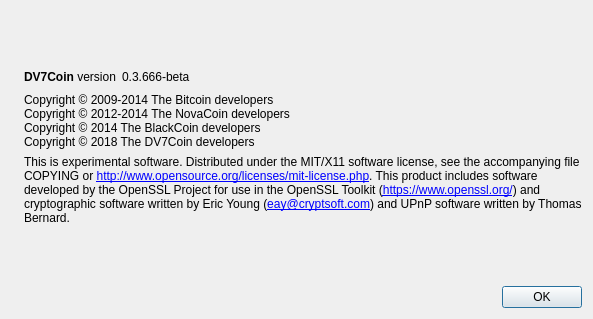
This is src/qt/forms/aboutdialog.ui in akshaynexus/ShardCoin as Qt 5 draws it before an edit. The edited form follows.
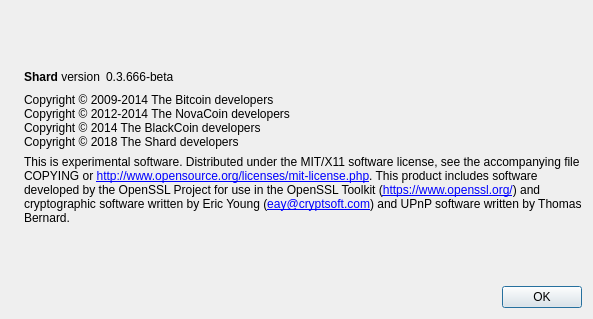
This is the edited form. Icons and pictures are not drawn.

Commit message: Made changes to Shard

Diff of the .ui file:
```diff
--- a/src/qt/forms/aboutdialog.ui
+++ b/src/qt/forms/aboutdialog.ui
@@ -50,7 +50,7 @@
           <cursorShape>IBeamCursor</cursorShape>
          </property>
          <property name="text">
-          <string>&lt;b&gt;DV7Coin&lt;/b&gt; version</string>
+          <string>&lt;b&gt;Shard&lt;/b&gt; version</string>
          </property>
          <property name="textInteractionFlags">
           <set>Qt::LinksAccessibleByMouse|Qt::TextSelectableByKeyboard|Qt::TextSelectableByMouse</set>
@@ -94,7 +94,7 @@
         <string>Copyright © 2009-2014 The Bitcoin developers
 Copyright © 2012-2014 The NovaCoin developers
 Copyright © 2014 The BlackCoin developers
-Copyright © 2018 The DV7Coin developers</string>
+Copyright © 2018 The Shard developers</string>
        </property>
        <property name="textInteractionFlags">
         <set>Qt::LinksAccessibleByMouse|Qt::TextSelectableByKeyboard|Qt::TextSelectableByMouse</set>
```
Left out of the diff: 2 changed lines with no effect on the pictures. The commit also changes 127 other files.
